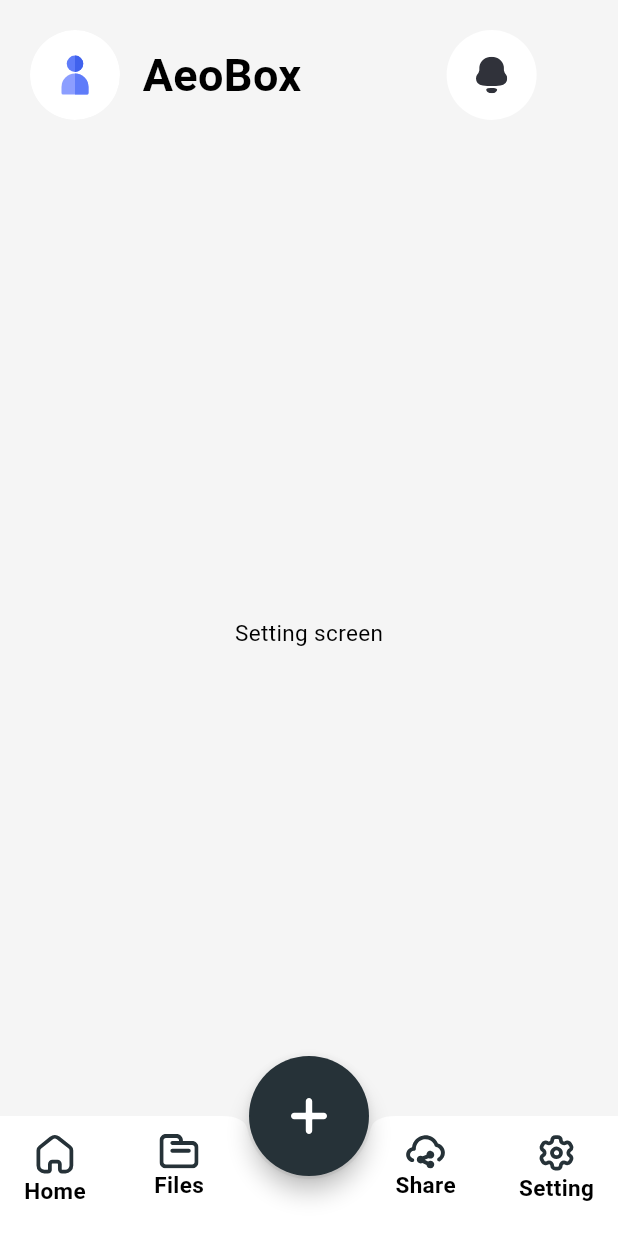
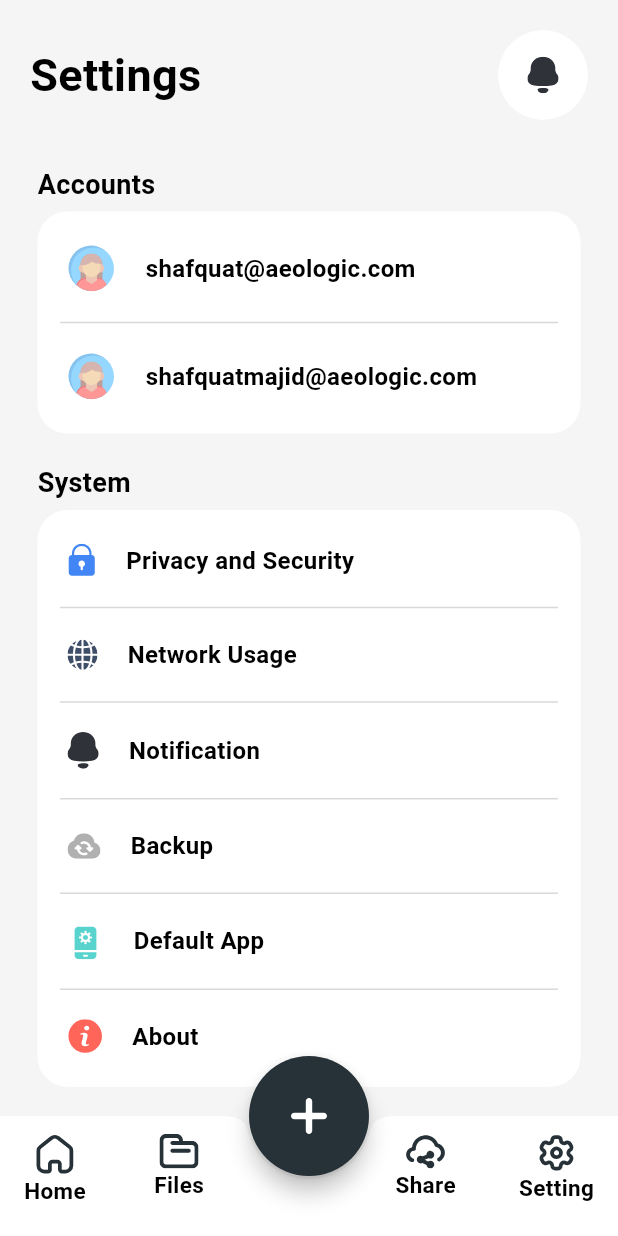
Before and after one commit to flutter-devs/aeo_box_demo_ui, a Flutter app: the DashBoardScreen screen opened by its route, item 4 of the bottom bar chosen, on a phone screen of 412 x 824 dp. Run offline on Flutter 3.47's test engine with Material 2 defaults, Android fonts, the phone set to English and light mode, and no system bars; our stand-ins replace flutter_svg; Roboto replaces fonts that are missing (Hellix).

Commit message:
Setting screen done

```diff
--- a/lib/core/constants/icon_constants.dart
+++ b/lib/core/constants/icon_constants.dart
@@ -11,9 +11,15 @@ class IconConstants {
   static const String shareIcon = 'assets/icons/icon_share_svg.svg';
   static const String bellIcon = 'assets/icons/icon_bell_svg.svg';
   static const String profileIcon = 'assets/icons/icon_profile_svg.svg';
+  static const String profile2Icon = 'assets/icons/icon_profile2_svg.svg';
   static const String settingIcon = 'assets/icons/icon_setting_svg.svg';
   static const String driveIcon = 'assets/icons/icon_drive_svg.svg';
   static const String megaIcon = 'assets/icons/icon_mega_svg.svg';
+  static const String cloudIcon = 'assets/icons/icon_cloud_svg.svg';
+  static const String lockIcon = 'assets/icons/icon_lock_svg.svg';
+  static const String infoIcon = 'assets/icons/icon_info_svg.svg';
+  static const String cellIcon = 'assets/icons/icon_cell_svg.svg';
+  static const String networkIcon = 'assets/icons/icon_network_svg.svg';
   static const String adobePsIcon = 'assets/icons/icon_adobe_ps_folder_svg.svg';
   static const String adobeXdIcon = 'assets/icons/icon_adobe_xd_folder_svg.svg';
   static const String zipFolderIcon = 'assets/icons/icon_zip_folder_svg.svg';
--- a/lib/presentation/views/home_screen/dashboard_screen.dart
+++ b/lib/presentation/views/home_screen/dashboard_screen.dart
@@ -2,6 +2,7 @@ import 'package:aeo_box_demo_ui/core/constants/constant_imports.dart';
 import 'package:aeo_box_demo_ui/core/helper/size_helper.dart';
 import 'package:aeo_box_demo_ui/presentation/views/home_screen/files_landing_screen.dart';
 import 'package:aeo_box_demo_ui/presentation/views/home_screen/home_landing_screen.dart';
+import 'package:aeo_box_demo_ui/presentation/views/home_screen/setting_screen.dart';
 import 'package:aeo_box_demo_ui/presentation/widgets/custom/custom_text.dart';
 import 'package:flutter/material.dart';
 import 'package:flutter_svg/flutter_svg.dart';
@@ -105,10 +106,11 @@ class _DashBoardScreenState extends State<DashBoardScreen> {
   }
 
   _buildBody() {
-    return Column(
+    return _currentIndex != 3
+        ? Column(
             mainAxisAlignment: MainAxisAlignment.start,
             children: [
-        _buildAppBar(),
+              _buildUserAppBar(),
               if (_currentIndex == 0)
                 const Expanded(
                   child: HomeLandingScreen(),
@@ -122,24 +124,27 @@ class _DashBoardScreenState extends State<DashBoardScreen> {
                   child: Center(
                     child: CustomText('Share screen'),
                   ),
+                ),
+            ],
           )
-        else
+        : Column(
+            children: [
+              _buildSettingAppBar(),
               const Expanded(
-            child: Center(
-              child: CustomText('Setting screen'),
+                child: SettingScreen()
               ),
-          )
             ],
           );
   }
 
-  _buildAppBar() {
+  _buildUserAppBar() {
     return Padding(
       padding: const EdgeInsets.symmetric(
         vertical: Dimensions.px20,
         horizontal: Dimensions.px20,
       ),
       child: Row(
+        mainAxisAlignment: MainAxisAlignment.spaceBetween,
         children: [
           GestureDetector(
             onTap: () {},
@@ -169,8 +174,7 @@ class _DashBoardScreenState extends State<DashBoardScreen> {
             ),
           ),
           SizeHelper.w4(),
-          Expanded(
-            child: GestureDetector(
+          GestureDetector(
             onTap: () {},
             child: ClipRRect(
               borderRadius: BorderRadius.circular(Dimensions.px60 / 2),
@@ -187,6 +191,46 @@ class _DashBoardScreenState extends State<DashBoardScreen> {
                   height: Dimensions.px20,
                   width: Dimensions.px20,
                 ),
+              ),
+            ),
+          ),
+        ],
+      ),
+    );
+  }
+
+  _buildSettingAppBar() {
+    return Padding(
+      padding: const EdgeInsets.symmetric(
+        vertical: Dimensions.px20,
+        horizontal: Dimensions.px20,
+      ),
+      child: Row(
+        mainAxisAlignment: MainAxisAlignment.spaceBetween,
+        children: [
+          Expanded(
+            child: CustomText(
+              'Settings',
+              style: AppTextStyles.boldText(fontSize: Dimensions.px30),
+            ),
+          ),
+          SizeHelper.w6(),
+          GestureDetector(
+            onTap: () {},
+            child: ClipRRect(
+              borderRadius: BorderRadius.circular(Dimensions.px60 / 2),
+              child: Container(
+                height: Dimensions.px60,
+                width: Dimensions.px60,
+                decoration: const BoxDecoration(
+                  shape: BoxShape.circle,
+                  color: ColorConstants.white,
+                ),
+                child: SvgPicture.asset(
+                  IconConstants.bellIcon,
+                  fit: BoxFit.scaleDown,
+                  height: Dimensions.px20,
+                  width: Dimensions.px20,
                 ),
               ),
             ),
--- a/lib/presentation/views/home_screen/files_landing_screen.dart
+++ b/lib/presentation/views/home_screen/files_landing_screen.dart
@@ -6,6 +6,7 @@ import '../../../core/helper/size_helper.dart';
 import '../../widgets/custom/custom_folder_view.dart';
 import '../../widgets/custom/custom_scaffold_safe_area.dart';
 import '../../widgets/custom/custom_text.dart';
+import '../../widgets/custom/custom_text_field.dart';
 
 class FilesLandingScreen extends StatefulWidget {
   const FilesLandingScreen({super.key});
@@ -18,29 +19,77 @@ class _FilesLandingScreenState extends State<FilesLandingScreen> {
   @override
   Widget build(BuildContext context) {
     return CustomScaffoldSafeArea(
-      gradiantEnabled: false,
       body: _buildBody(),
     );
   }
 
   _buildBody() {
     return SingleChildScrollView(
+      child: Container(
+        decoration: const BoxDecoration(
+          gradient: LinearGradient(
+            begin: Alignment.topCenter,
+            end: Alignment.bottomCenter,
+            colors: [
+              ColorConstants.offWhite,
+              ColorConstants.loginGradiantClrDark,
+            ],
+            stops: [0.1, 0.9],
+          ),
+        ),
         child: Column(
           mainAxisAlignment: MainAxisAlignment.center,
           children: [
-          // _buildUpperBody(),
+            _buildSearchBar(),
             SizeHelper.h1(),
             _buildLowerBody(),
           ],
+        ),
+      ),
+    );
+  }
+
+  _buildSearchBar() {
+    return Container(
+      margin: const EdgeInsets.symmetric(
+        horizontal: Dimensions.px25,
+        vertical: Dimensions.px10,
+      ),
+      decoration: const BoxDecoration(
+        color: ColorConstants.white,
+        borderRadius: BorderRadius.all(
+          Radius.circular(30),
+        ),
+      ),
+      child:  Padding(
+        padding: const EdgeInsets.symmetric(
+          horizontal: Dimensions.px5,
+          vertical: Dimensions.px5,
+        ),
+        child: Row(
+          children: [
+            const CircleAvatar(
+              backgroundColor: ColorConstants.offWhite,
+              child: Icon(Icons.search),
+            ),
+             SizeHelper.w1(),
+             Expanded(
+              child: TextField(
+                decoration: InputDecoration(
+                  border: InputBorder.none,
+                  hintText:'Search file, photo or doc',
+                  hintStyle: AppTextStyles.regularText(color: ColorConstants.grey),
+                ),
+              )
+            ),
+          ],
+        ),
       ),
     );
   }
 
   _buildLowerBody() {
     return Container(
-      margin: EdgeInsets.only(
-        top: Dimensions.px100,
-      ),
       width: MediaQuery.of(context).size.width,
       decoration: const BoxDecoration(
         gradient: LinearGradient(
--- /dev/null
+++ b/lib/presentation/views/home_screen/setting_screen.dart
@@ -0,0 +1,148 @@
+import 'package:aeo_box_demo_ui/core/constants/constant_imports.dart';
+import 'package:aeo_box_demo_ui/core/helper/size_helper.dart';
+import 'package:aeo_box_demo_ui/presentation/widgets/custom/custom_text.dart';
+import 'package:flutter/material.dart';
+import 'package:flutter_svg/flutter_svg.dart';
+
+
+class SettingScreen extends StatelessWidget {
+  const SettingScreen({super.key});
+
+  @override
+  Widget build(BuildContext context) {
+    return Scaffold(
+      backgroundColor: ColorConstants.offWhite,
+      body: SafeArea(
+        child: SingleChildScrollView(
+
+          child: Padding(
+            padding: const EdgeInsets.symmetric(
+              horizontal: Dimensions.px25,
+              vertical: Dimensions.px10,
+            ),
+            child: Column(
+              crossAxisAlignment: CrossAxisAlignment.start,
+              children: [
+                CustomText(
+                  'Accounts',
+                  style: AppTextStyles.boldText(
+                    fontSize: Dimensions.px18,
+                  ),
+                ),
+                SizeHelper.h05(),
+                Container(
+                  decoration: const BoxDecoration(
+                    color: ColorConstants.white,
+                    borderRadius: BorderRadius.all(
+                      Radius.circular(20),
+                    ),
+                  ),
+                  child: Padding(
+                    padding: const EdgeInsets.symmetric(
+                      horizontal: Dimensions.px15,
+                      vertical: Dimensions.px10,
+                    ),
+                    child: Column(
+                      children: [
+                        _buildListView(
+                            asset: IconConstants.profile2Icon,
+                            title: 'shafquat@aeologic.com'),
+                        const Divider(
+                          color: ColorConstants.greyOff,
+                        ),
+                        _buildListView(
+                            asset: IconConstants.profile2Icon,
+                            title: 'shafquatmajid@aeologic.com'),
+                      ],
+                    ),
+                  ),
+                ),
+                SizeHelper.h2(),
+                CustomText(
+                  'System',
+                  style: AppTextStyles.boldText(
+                    fontSize: Dimensions.px18,
+                  ),
+                ),
+                SizeHelper.h05(),
+                Container(
+                  decoration: const BoxDecoration(
+                    color: ColorConstants.white,
+                    borderRadius: BorderRadius.all(
+                      Radius.circular(20),
+                    ),
+                  ),
+                  child: Padding(
+                    padding: const EdgeInsets.symmetric(
+                      horizontal: Dimensions.px15,
+                      vertical: Dimensions.px10,
+                    ),
+                    child: Column(
+                      children: [
+                        _buildListView(
+                            asset: IconConstants.lockIcon,
+                            title: 'Privacy and Security'),
+                        const Divider(
+                          color: ColorConstants.greyOff,
+                        ),
+                        _buildListView(
+                            asset: IconConstants.networkIcon,
+                            title: 'Network Usage'),
+                        const Divider(
+                          color: ColorConstants.greyOff,
+                        ),
+                        _buildListView(
+                            asset: IconConstants.bellIcon, title: 'Notification'),
+                        const Divider(
+                          color: ColorConstants.greyOff,
+                        ),
+                        _buildListView(
+                            asset: IconConstants.cloudIcon, title: 'Backup'),
+                        const Divider(
+                          color: ColorConstants.greyOff,
+                        ),
+                        _buildListView(
+                            asset: IconConstants.cellIcon, title: 'Default App'),
+                        const Divider(
+                          color: ColorConstants.greyOff,
+                        ),
+                        _buildListView(
+                            asset: IconConstants.infoIcon, title: 'About'),
+                      ],
+                    ),
+                  ),
+                ),
+              ],
+            ),
+          ),
+        ),
+      ),
+    );
+  }
+
+  _buildListView({
+    required String asset,
+    required String title,
+  }) {
+    return Padding(
+      padding: const EdgeInsets.symmetric(
+        vertical: Dimensions.px12,
+        horizontal: Dimensions.px5,
+      ),
+      child: Row(
+        children: [
+          SvgPicture.asset(asset),
+          SizeHelper.w2(),
+          Expanded(
+            child : CustomText(
+              title,
+              style: AppTextStyles.semiBoldText(
+                fontSize: Dimensions.px16,
+              ),
+            ),
+          ),
+        ],
+      ),
+    );
+  }
+}
```
Also changed, not shown: assets/icons/icon_cell_svg.svg (added), assets/icons/icon_cloud_svg.svg (added), assets/icons/icon_info_svg.svg (added), assets/icons/icon_lock_svg.svg (added), assets/icons/icon_network_svg.svg (added), assets/icons/icon_profile2_svg.svg (added). Lines whose indentation alone changed are shown as unchanged.
